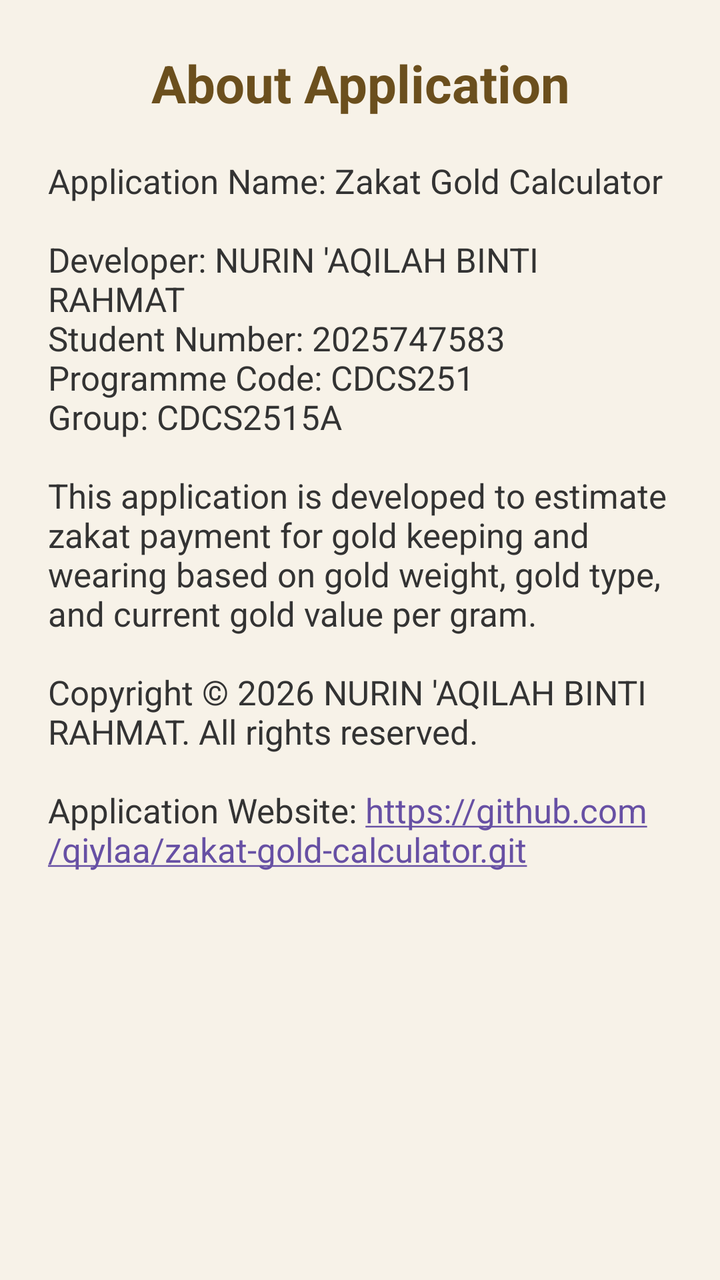
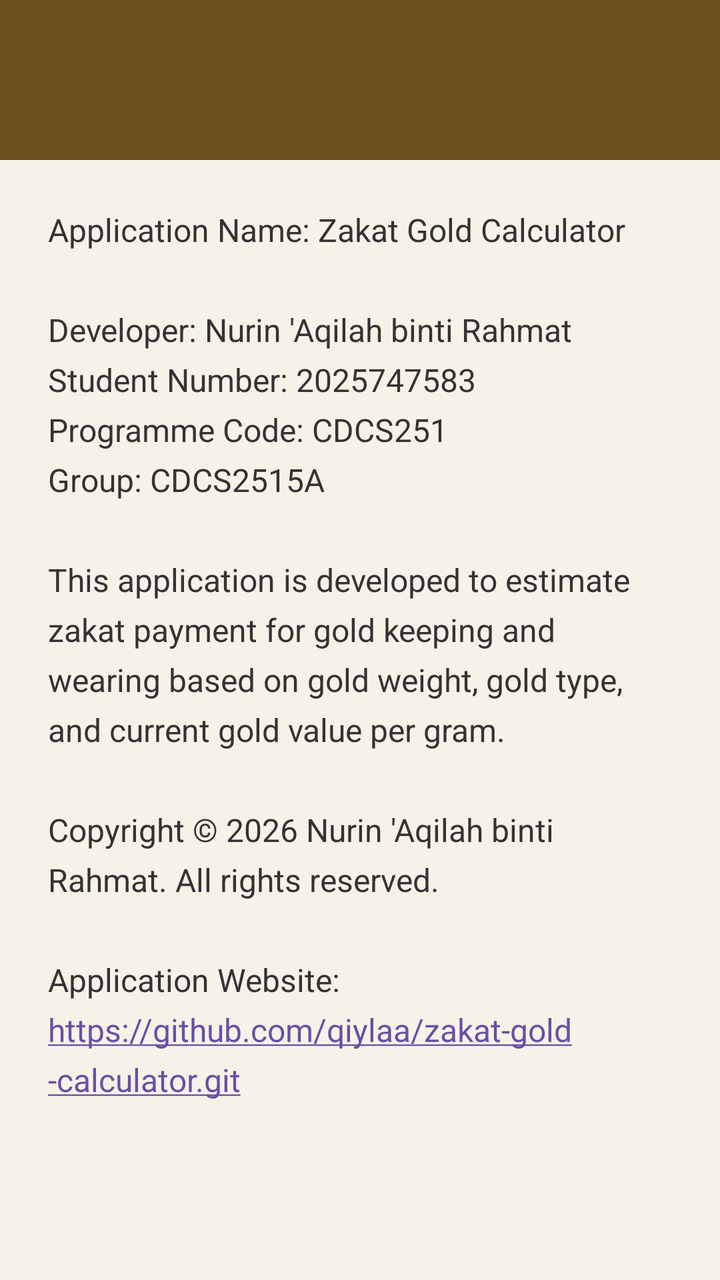

Before-and-after screenshots of an Android layout around one commit, followed by the original layout XML and the change that was made.
<!-- AndroidManifest.xml: application theme Theme.ZakatGoldCalculator -->
<!-- res/layout/activity_about.xml -->
<?xml version="1.0" encoding="utf-8"?>
<ScrollView xmlns:android="http://schemas.android.com/apk/res/android"
    android:layout_width="match_parent"
    android:layout_height="match_parent"
    android:background="#F7F2E8">

    <LinearLayout
        android:layout_width="match_parent"
        android:layout_height="wrap_content"
        android:orientation="vertical"
        android:padding="24dp">

        <TextView
            android:layout_width="match_parent"
            android:layout_height="wrap_content"
            android:text="About Application"
            android:textSize="26sp"
            android:textStyle="bold"
            android:textColor="#6B4F1D"
            android:gravity="center"
            android:paddingBottom="20dp" />

        <TextView
            android:id="@+id/aboutText"
            android:layout_width="match_parent"
            android:layout_height="wrap_content"
            android:textSize="17sp"
            android:textColor="#333333"
            android:autoLink="web"
            android:text="Application Name: Zakat Gold Calculator&#10;&#10;Developer: NURIN 'AQILAH BINTI RAHMAT&#10;Student Number: 2025747583&#10;Programme Code: CDCS251&#10;Group: CDCS2515A&#10;&#10;This application is developed to estimate zakat payment for gold keeping and wearing based on gold weight, gold type, and current gold value per gram.&#10;&#10;Copyright © 2026 NURIN 'AQILAH BINTI RAHMAT. All rights reserved.&#10;&#10;Application Website: https://github.com/qiylaa/zakat-gold-calculator.git" />

    </LinearLayout>
</ScrollView>
<!-- resources referenced by this layout -->
<resources>
  <style name="Theme.ZakatGoldCalculator" parent="Base.Theme.ZakatGoldCalculator" />
  <style name="Base.Theme.ZakatGoldCalculator" parent="Theme.Material3.DayNight.NoActionBar">
          
          
      </style>
</resources>

<!-- the commit's change to res/layout/activity_about.xml (unified diff, before → after) -->
@@ -7,27 +7,34 @@
     <LinearLayout
         android:layout_width="match_parent"
         android:layout_height="wrap_content"
-        android:orientation="vertical"
-        android:padding="24dp">
+        android:orientation="vertical">
 
-        <TextView
+        <androidx.appcompat.widget.Toolbar
+            android:id="@+id/aboutToolbar"
+            android:layout_width="match_parent"
+            android:layout_height="80dp"
+            android:paddingTop="24dp"
+            android:background="#6B4F1D"
+            android:title="About Application"
+            android:titleTextColor="#FFFFFF" />
+
+        <LinearLayout
             android:layout_width="match_parent"
             android:layout_height="wrap_content"
-            android:text="About Application"
-            android:textSize="26sp"
-            android:textStyle="bold"
-            android:textColor="#6B4F1D"
-            android:gravity="center"
-            android:paddingBottom="20dp" />
+            android:orientation="vertical"
+            android:padding="24dp">
 
-        <TextView
-            android:id="@+id/aboutText"
-            android:layout_width="match_parent"
-            android:layout_height="wrap_content"
-            android:textSize="17sp"
-            android:textColor="#333333"
-            android:autoLink="web"
-            android:text="Application Name: Zakat Gold Calculator&#10;&#10;Developer: NURIN 'AQILAH BINTI RAHMAT&#10;Student Number: 2025747583&#10;Programme Code: CDCS251&#10;Group: CDCS2515A&#10;&#10;This application is developed to estimate zakat payment for gold keeping and wearing based on gold weight, gold type, and current gold value per gram.&#10;&#10;Copyright © 2026 NURIN 'AQILAH BINTI RAHMAT. All rights reserved.&#10;&#10;Application Website: https://github.com/qiylaa/zakat-gold-calculator.git" />
+            <TextView
+                android:id="@+id/aboutText"
+                android:layout_width="match_parent"
+                android:layout_height="wrap_content"
+                android:textSize="16sp"
+                android:textColor="#333333"
+                android:autoLink="web"
+                android:lineSpacingExtra="6dp"
+                android:text="Application Name: Zakat Gold Calculator&#10;&#10;Developer: Nurin 'Aqilah binti Rahmat&#10;Student Number: 2025747583&#10;Programme Code: CDCS251&#10;Group: CDCS2515A&#10;&#10;This application is developed to estimate zakat payment for gold keeping and wearing based on gold weight, gold type, and current gold value per gram.&#10;&#10;Copyright © 2026 Nurin 'Aqilah binti Rahmat. All rights reserved.&#10;&#10;Application Website:&#10;https://github.com/qiylaa/zakat-gold-calculator.git" />
+
+        </LinearLayout>
 
     </LinearLayout>
 </ScrollView>
